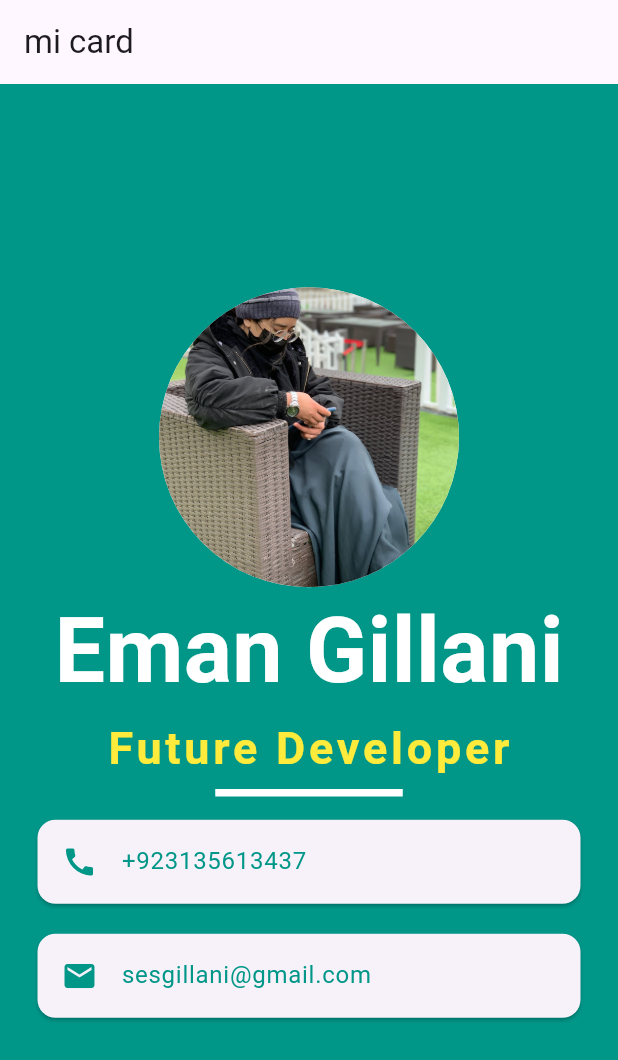
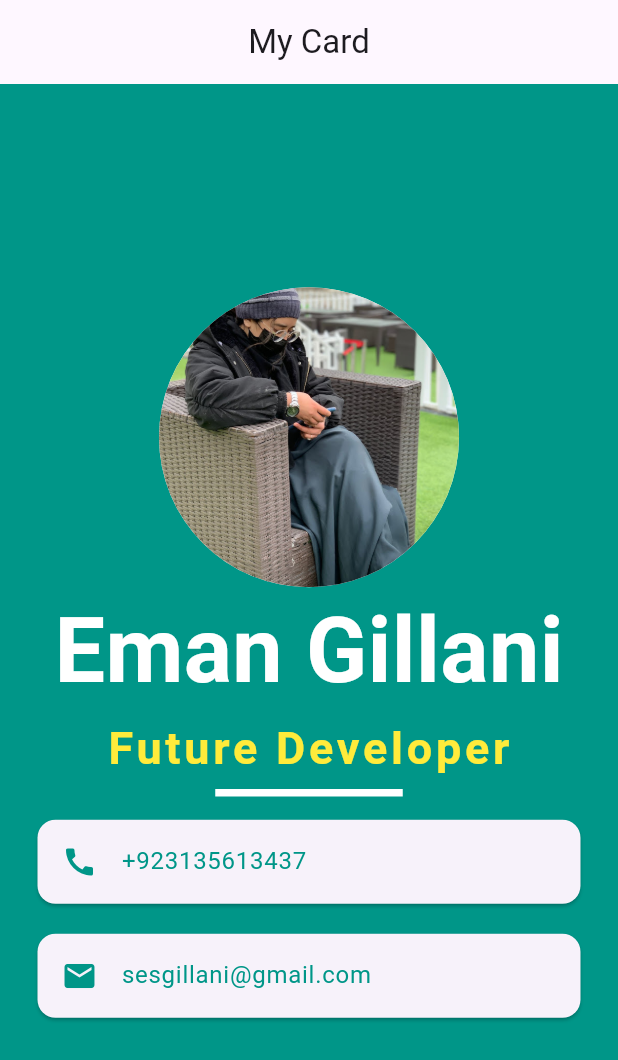
Before and after one commit to emangillani/mi_card, a Flutter app: the screen it shows after launch, on a phone screen of 412 x 824 dp. Shown: the top 1060 px of the screen. Run offline on Flutter 3.47's test engine with Material 3 defaults, Android fonts, the phone set to English and light mode, and no system bars.

Commit message:
title changed

```diff
--- a/lib/main.dart
+++ b/lib/main.dart
@@ -13,7 +13,7 @@ class MyApp extends StatelessWidget {
       home: Scaffold(
         backgroundColor: Colors.teal,
         appBar: AppBar(
-          title: const Text('mi card'),
+          title: Center(child: const Text('My Card')),
         ),
         body: Center(
           child: Column(
```
